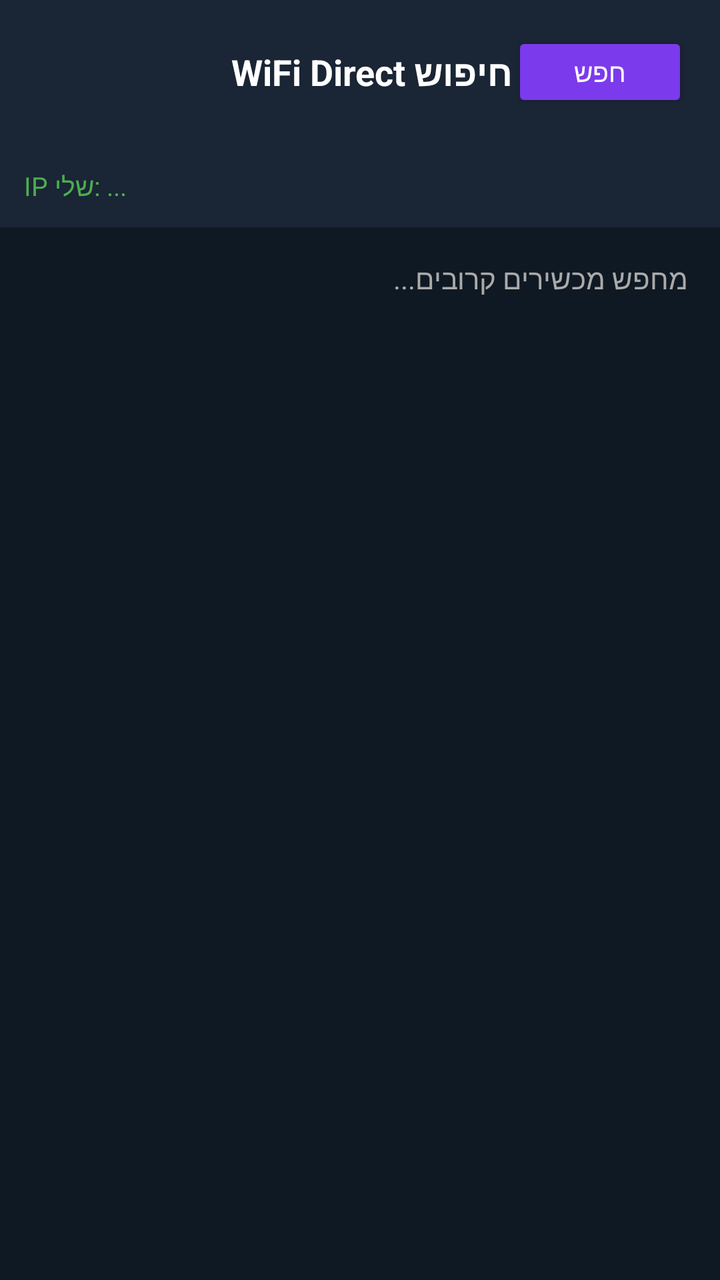
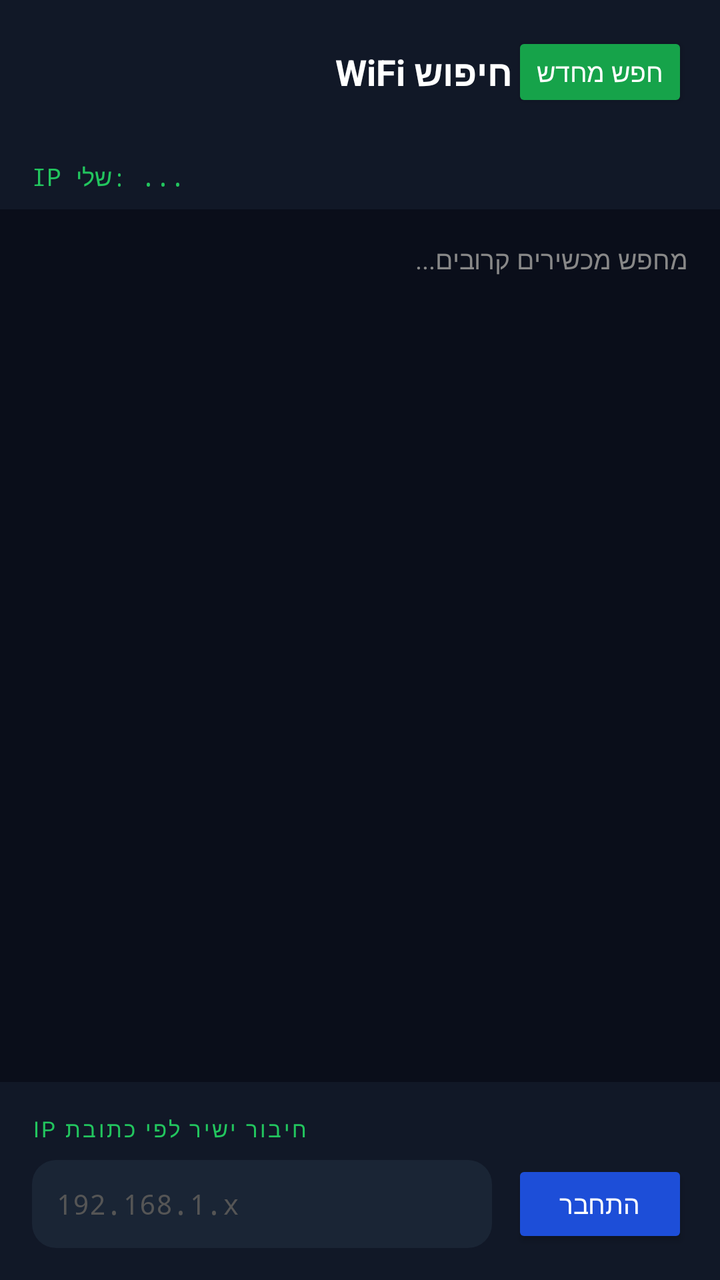

Two renders of the same Android screen: before a commit and after it. Below are the layout's source before the change and the commit's diff.
<!-- AndroidManifest.xml: application theme Theme.BTExplorer -->
<!-- res/layout/activity_wifi_scan.xml -->
<?xml version="1.0" encoding="utf-8"?>
<LinearLayout xmlns:android="http://schemas.android.com/apk/res/android"
    android:layout_width="match_parent"
    android:layout_height="match_parent"
    android:orientation="vertical"
    android:background="#0F1923">

    <LinearLayout
        android:layout_width="match_parent"
        android:layout_height="wrap_content"
        android:orientation="horizontal"
        android:gravity="center_vertical"
        android:padding="16dp"
        android:background="#1A2535">
        <TextView
            android:layout_width="0dp"
            android:layout_height="wrap_content"
            android:layout_weight="1"
            android:text="חיפוש WiFi Direct"
            android:textSize="18sp"
            android:textStyle="bold"
            android:textColor="#FFFFFF"/>
        <Button
            android:id="@+id/btnScan"
            android:layout_width="wrap_content"
            android:layout_height="40dp"
            android:text="חפש"
            android:textSize="13sp"
            android:backgroundTint="#7C3AED"
            android:textColor="#FFFFFF"/>
    </LinearLayout>

    <TextView
        android:id="@+id/tvMyIp"
        android:layout_width="match_parent"
        android:layout_height="wrap_content"
        android:padding="12dp"
        android:text="IP שלי: ..."
        android:textColor="#4CAF50"
        android:textSize="13sp"
        android:background="#1A2535"/>

    <TextView
        android:id="@+id/tvHint"
        android:layout_width="match_parent"
        android:layout_height="wrap_content"
        android:padding="16dp"
        android:text="מחפש מכשירים קרובים..."
        android:textColor="#AAAAAA"
        android:textSize="14sp"/>

    <ProgressBar
        android:id="@+id/progressBar"
        android:layout_width="wrap_content"
        android:layout_height="wrap_content"
        android:layout_gravity="center_horizontal"
        android:visibility="gone"/>

    <ListView
        android:id="@+id/listDevices"
        android:layout_width="match_parent"
        android:layout_height="0dp"
        android:layout_weight="1"
        android:background="#0F1923"
        android:divider="@null"/>

</LinearLayout>
<!-- resources referenced by this layout -->
<resources>
  <style name="Theme.BTExplorer" parent="Theme.MaterialComponents.DayNight.NoActionBar">
          <item name="colorPrimary">#2563EB</item>
          <item name="colorPrimaryDark">#1A2535</item>
          <item name="colorAccent">#1DB954</item>
          <item name="android:windowBackground">#0F1923</item>
          <item name="android:statusBarColor">#1A2535</item>
          <item name="android:navigationBarColor">#0F1923</item>
      </style>
</resources>

<!-- the commit's change to res/layout/activity_wifi_scan.xml (unified diff, before → after) -->
@@ -3,20 +3,21 @@
     android:layout_width="match_parent"
     android:layout_height="match_parent"
     android:orientation="vertical"
-    android:background="#0F1923">
+    android:background="#0A0E1A">
 
+    
     <LinearLayout
         android:layout_width="match_parent"
         android:layout_height="wrap_content"
         android:orientation="horizontal"
         android:gravity="center_vertical"
         android:padding="16dp"
-        android:background="#1A2535">
+        android:background="#111827">
         <TextView
             android:layout_width="0dp"
             android:layout_height="wrap_content"
             android:layout_weight="1"
-            android:text="חיפוש WiFi Direct"
+            android:text="חיפוש WiFi"
             android:textSize="18sp"
             android:textStyle="bold"
             android:textColor="#FFFFFF"/>
@@ -24,9 +25,9 @@
             android:id="@+id/btnScan"
             android:layout_width="wrap_content"
             android:layout_height="40dp"
-            android:text="חפש"
+            android:text="חפש מחדש"
             android:textSize="13sp"
-            android:backgroundTint="#7C3AED"
+            android:backgroundTint="#16A34A"
             android:textColor="#FFFFFF"/>
     </LinearLayout>
 
@@ -34,11 +35,15 @@
         android:id="@+id/tvMyIp"
         android:layout_width="match_parent"
         android:layout_height="wrap_content"
-        android:padding="12dp"
+        android:paddingStart="16dp"
+        android:paddingEnd="16dp"
+        android:paddingTop="8dp"
+        android:paddingBottom="8dp"
         android:text="IP שלי: ..."
-        android:textColor="#4CAF50"
-        android:textSize="13sp"
-        android:background="#1A2535"/>
+        android:textColor="#22C55E"
+        android:textSize="12sp"
+        android:fontFamily="monospace"
+        android:background="#111827"/>
 
     <TextView
         android:id="@+id/tvHint"
@@ -46,8 +51,8 @@
         android:layout_height="wrap_content"
         android:padding="16dp"
         android:text="מחפש מכשירים קרובים..."
-        android:textColor="#AAAAAA"
-        android:textSize="14sp"/>
+        android:textColor="#888888"
+        android:textSize="13sp"/>
 
     <ProgressBar
         android:id="@+id/progressBar"
@@ -61,7 +66,59 @@
         android:layout_width="match_parent"
         android:layout_height="0dp"
         android:layout_weight="1"
-        android:background="#0F1923"
+        android:background="#0A0E1A"
         android:divider="@null"/>
 
+    
+    <LinearLayout
+        android:layout_width="match_parent"
+        android:layout_height="wrap_content"
+        android:orientation="vertical"
+        android:padding="16dp"
+        android:background="#111827">
+
+        <TextView
+            android:layout_width="wrap_content"
+            android:layout_height="wrap_content"
+            android:text="חיבור ישיר לפי כתובת IP"
+            android:textSize="11sp"
+            android:textColor="#22C55E"
+            android:textAllCaps="true"
+            android:letterSpacing="0.1"
+            android:layout_marginBottom="8dp"/>
+
+        <LinearLayout
+            android:layout_width="match_parent"
+            android:layout_height="wrap_content"
+            android:orientation="horizontal"
+            android:gravity="center_vertical">
+
+            <EditText
+                android:id="@+id/etIpAddress"
+                android:layout_width="0dp"
+                android:layout_height="44dp"
+                android:layout_weight="1"
+                android:hint="192.168.1.x"
+                android:inputType="textNoSuggestions"
+                android:textColor="#FFFFFF"
+                android:textColorHint="#555555"
+                android:background="@drawable/card_bg"
+                android:paddingStart="12dp"
+                android:paddingEnd="12dp"
+                android:textSize="14sp"
+                android:fontFamily="monospace"
+                android:layout_marginEnd="10dp"
+                android:imeOptions="actionDone"/>
+
+            <Button
+                android:id="@+id/btnConnectIp"
+                android:layout_width="wrap_content"
+                android:layout_height="44dp"
+                android:text="התחבר"
+                android:textSize="13sp"
+                android:textColor="#FFFFFF"
+                android:backgroundTint="#1D4ED8"/>
+        </LinearLayout>
+    </LinearLayout>
+
 </LinearLayout>
<!-- resource entries referenced after the edit -->
@@ -1,5 +1,12 @@
 <!-- resources referenced by this layout -->
 <resources>
+  <!-- drawable card_bg (drawable) -->
+  <?xml version="1.0" encoding="utf-8"?>
+  <shape xmlns:android="http://schemas.android.com/apk/res/android"
+      android:shape="rectangle">
+      <solid android:color="#1A2535"/>
+      <corners android:radius="12dp"/>
+  </shape>
   <style name="Theme.BTExplorer" parent="Theme.MaterialComponents.DayNight.NoActionBar">
           <item name="colorPrimary">#2563EB</item>
           <item name="colorPrimaryDark">#1A2535</item>
